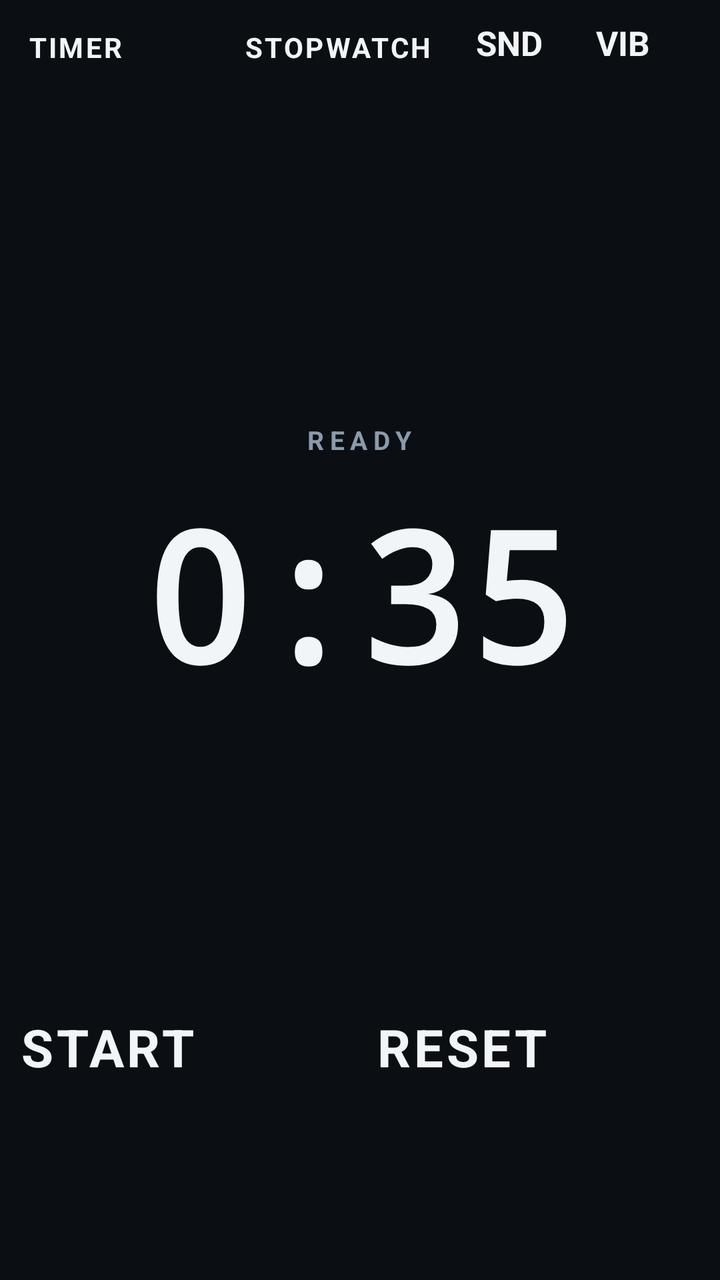
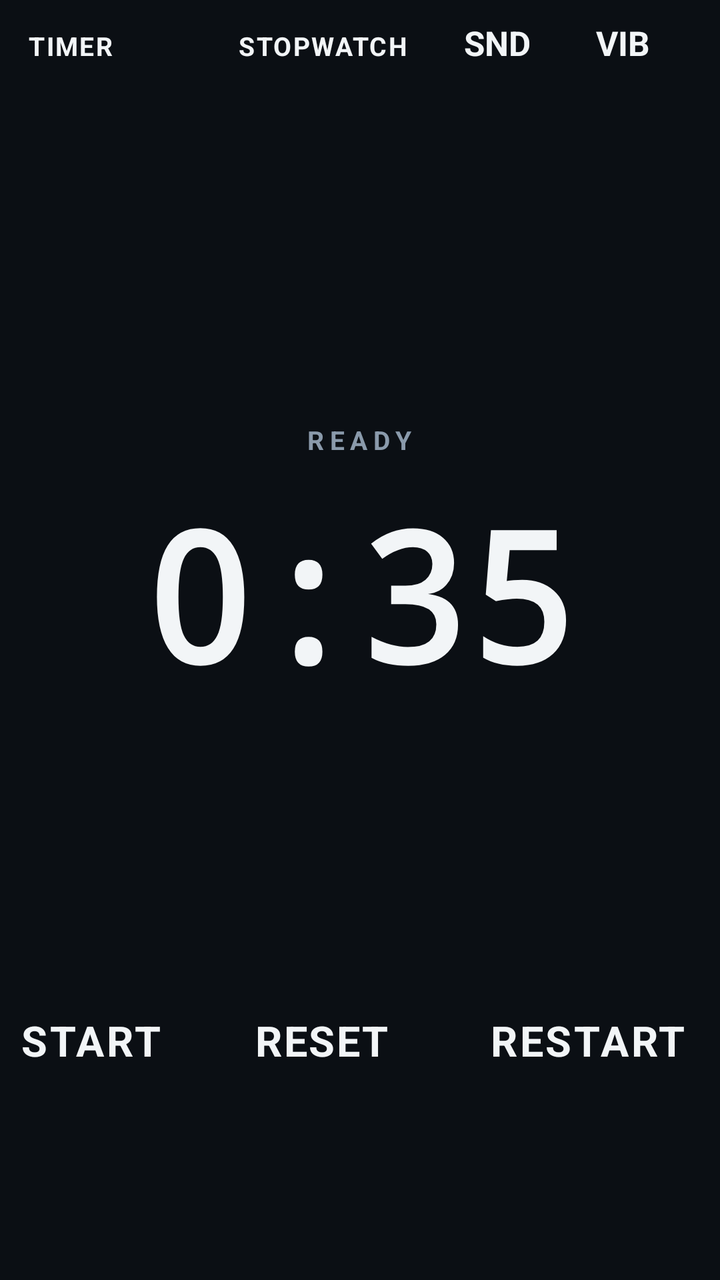

Compare the two renders of this Android layout. The source of the first and the diff that turns it into the second are given below.
<!-- AndroidManifest.xml: activity theme AppTheme -->
<!-- res/layout/activity_main.xml -->
<?xml version="1.0" encoding="utf-8"?>
<FrameLayout xmlns:android="http://schemas.android.com/apk/res/android"
    android:layout_width="match_parent"
    android:layout_height="match_parent"
    android:background="@color/bg"
    android:fitsSystemWindows="true">

    <LinearLayout
        android:layout_width="match_parent"
        android:layout_height="match_parent"
        android:orientation="vertical"
        android:padding="10dp">

        
        <LinearLayout
            android:layout_width="match_parent"
            android:layout_height="wrap_content"
            android:orientation="horizontal"
            android:gravity="center_vertical">

            <LinearLayout
                android:id="@+id/tabs"
                android:layout_width="0dp"
                android:layout_height="wrap_content"
                android:layout_weight="1"
                android:orientation="horizontal"
                android:padding="4dp">

                <Button
                    android:id="@+id/tabTimer"
                    android:layout_width="0dp"
                    android:layout_height="44dp"
                    android:layout_weight="1"
                    android:text="TIMER"
                    android:textSize="14sp"
                    android:textStyle="bold"
                    android:letterSpacing="0.08" />

                <Button
                    android:id="@+id/tabSw"
                    android:layout_width="0dp"
                    android:layout_height="44dp"
                    android:layout_weight="1"
                    android:layout_marginStart="4dp"
                    android:text="STOPWATCH"
                    android:textSize="14sp"
                    android:textStyle="bold"
                    android:letterSpacing="0.08" />
            </LinearLayout>

            <Button
                android:id="@+id/togSound"
                android:layout_width="52dp"
                android:layout_height="52dp"
                android:layout_marginStart="8dp"
                android:textSize="17sp"
                android:textStyle="bold"
                android:padding="0dp"
                android:text="SND" />

            <Button
                android:id="@+id/togVibe"
                android:layout_width="52dp"
                android:layout_height="52dp"
                android:layout_marginStart="8dp"
                android:textSize="17sp"
                android:textStyle="bold"
                android:padding="0dp"
                android:text="VIB" />
        </LinearLayout>

        
        <LinearLayout
            android:id="@+id/presetBox"
            android:layout_width="match_parent"
            android:layout_height="wrap_content"
            android:layout_marginTop="10dp"
            android:orientation="vertical" />

        
        <LinearLayout
            android:id="@+id/stage"
            android:layout_width="match_parent"
            android:layout_height="0dp"
            android:layout_weight="1"
            android:layout_marginTop="10dp"
            android:orientation="vertical"
            android:clipToOutline="true">

            <LinearLayout
                android:id="@+id/digitsBox"
                android:layout_width="match_parent"
                android:layout_height="0dp"
                android:layout_weight="1"
                android:orientation="vertical"
                android:gravity="center"
                android:paddingStart="10dp"
                android:paddingEnd="10dp">

                <TextView
                    android:id="@+id/stageLabel"
                    android:layout_width="wrap_content"
                    android:layout_height="wrap_content"
                    android:layout_marginBottom="8dp"
                    android:text="READY"
                    android:textColor="@color/dim"
                    android:textSize="13sp"
                    android:textStyle="bold"
                    android:letterSpacing="0.22" />

                <TextView
                    android:id="@+id/digits"
                    android:layout_width="match_parent"
                    android:layout_height="120dp"
                    android:gravity="center"
                    android:maxLines="1"
                    android:text="0:35"
                    android:textColor="@color/text"
                    android:textStyle="bold"
                    android:fontFamily="monospace"
                    android:autoSizeTextType="uniform"
                    android:autoSizeMinTextSize="26sp"
                    android:autoSizeMaxTextSize="@dimen/digits_max"
                    android:autoSizeStepGranularity="1sp" />
            </LinearLayout>

            <ScrollView
                android:id="@+id/lapsScroll"
                android:layout_width="match_parent"
                android:layout_height="0dp"
                android:visibility="gone">

                <LinearLayout
                    android:id="@+id/lapsBox"
                    android:layout_width="match_parent"
                    android:layout_height="wrap_content"
                    android:orientation="vertical" />
            </ScrollView>

            <FrameLayout
                android:id="@+id/barTrack"
                android:layout_width="match_parent"
                android:layout_height="8dp">

                <View
                    android:id="@+id/barFill"
                    android:layout_width="match_parent"
                    android:layout_height="match_parent" />
            </FrameLayout>
        </LinearLayout>

        
        <LinearLayout
            android:layout_width="match_parent"
            android:layout_height="wrap_content"
            android:layout_marginTop="12dp"
            android:orientation="horizontal">

            <Button
                android:id="@+id/btnGo"
                android:layout_width="0dp"
                android:layout_height="@dimen/btn_h"
                android:layout_weight="1"
                android:text="START"
                android:textSize="26sp"
                android:textStyle="bold"
                android:letterSpacing="0.06" />

            <Button
                android:id="@+id/btnAlt"
                android:layout_width="0dp"
                android:layout_height="@dimen/btn_h"
                android:layout_weight="1"
                android:layout_marginStart="16dp"
                android:text="RESET"
                android:textSize="26sp"
                android:textStyle="bold"
                android:letterSpacing="0.06" />
        </LinearLayout>
    </LinearLayout>

    
    <LinearLayout
        android:id="@+id/padOverlay"
        android:layout_width="match_parent"
        android:layout_height="match_parent"
        android:orientation="vertical"
        android:padding="14dp"
        android:visibility="gone"
        android:clickable="true"
        android:focusable="true"
        android:fitsSystemWindows="true">

        <TextView
            android:layout_width="match_parent"
            android:layout_height="wrap_content"
            android:gravity="center"
            android:text="CUSTOM  ·  MIN : SEC"
            android:textColor="@color/dim"
            android:textSize="13sp"
            android:textStyle="bold"
            android:letterSpacing="0.22" />

        <TextView
            android:id="@+id/padVal"
            android:layout_width="match_parent"
            android:layout_height="wrap_content"
            android:layout_marginTop="10dp"
            android:layout_marginBottom="10dp"
            android:gravity="center"
            android:maxLines="1"
            android:text="00:00"
            android:textColor="@color/text"
            android:textSize="58sp"
            android:textStyle="bold"
            android:fontFamily="monospace" />

        <LinearLayout
            android:id="@+id/padKeys"
            android:layout_width="match_parent"
            android:layout_height="0dp"
            android:layout_weight="1"
            android:orientation="vertical" />

        <LinearLayout
            android:layout_width="match_parent"
            android:layout_height="wrap_content"
            android:layout_marginTop="12dp"
            android:orientation="horizontal">

            <Button
                android:id="@+id/padCancel"
                android:layout_width="0dp"
                android:layout_height="@dimen/pad_btn_h"
                android:layout_weight="1"
                android:text="CANCEL"
                android:textSize="19sp"
                android:textStyle="bold" />

            <Button
                android:id="@+id/padSet"
                android:layout_width="0dp"
                android:layout_height="@dimen/pad_btn_h"
                android:layout_weight="1.4"
                android:layout_marginStart="12dp"
                android:text="SET &amp; START"
                android:textSize="19sp"
                android:textStyle="bold" />
        </LinearLayout>
    </LinearLayout>
</FrameLayout>
<!-- resources referenced by this layout -->
<resources>
  <color name="bg">#FF0B0F14</color>
  <color name="dim">#FF8A9AAB</color>
  <color name="text">#FFF2F5F7</color>
  <dimen name="btn_h">124dp</dimen>
  <dimen name="digits_max">190sp</dimen>
  <dimen name="pad_btn_h">72dp</dimen>
  <style name="AppTheme" parent="@android:style/Theme.Material.NoActionBar">
          <item name="android:windowBackground">@color/bg</item>
          <item name="android:statusBarColor">@color/bg</item>
          <item name="android:navigationBarColor">@color/bg</item>
          <item name="android:colorBackground">@color/bg</item>
          <item name="android:textColor">@color/text</item>
          <item name="android:windowLightStatusBar">false</item>
      </style>
</resources>

<!-- the commit's change to res/layout/activity_main.xml (unified diff, before → after) -->
@@ -32,9 +32,14 @@
                     android:layout_height="44dp"
                     android:layout_weight="1"
                     android:text="TIMER"
-                    android:textSize="14sp"
-                    android:textStyle="bold"
-                    android:letterSpacing="0.08" />
+                    android:textSize="13sp"
+                    android:textStyle="bold"
+                    android:maxLines="1"
+                    android:letterSpacing="0.06"
+                    android:autoSizeTextType="uniform"
+                    android:autoSizeMinTextSize="9sp"
+                    android:autoSizeMaxTextSize="13sp"
+                    android:autoSizeStepGranularity="1sp" />
 
                 <Button
                     android:id="@+id/tabSw"
@@ -43,14 +48,19 @@
                     android:layout_weight="1"
                     android:layout_marginStart="4dp"
                     android:text="STOPWATCH"
-                    android:textSize="14sp"
-                    android:textStyle="bold"
-                    android:letterSpacing="0.08" />
+                    android:textSize="13sp"
+                    android:textStyle="bold"
+                    android:maxLines="1"
+                    android:letterSpacing="0.06"
+                    android:autoSizeTextType="uniform"
+                    android:autoSizeMinTextSize="9sp"
+                    android:autoSizeMaxTextSize="13sp"
+                    android:autoSizeStepGranularity="1sp" />
             </LinearLayout>
 
             <Button
                 android:id="@+id/togSound"
-                android:layout_width="52dp"
+                android:layout_width="58dp"
                 android:layout_height="52dp"
                 android:layout_marginStart="8dp"
                 android:textSize="17sp"
@@ -162,18 +172,29 @@
                 android:layout_height="@dimen/btn_h"
                 android:layout_weight="1"
                 android:text="START"
-                android:textSize="26sp"
+                android:textSize="21sp"
                 android:textStyle="bold"
                 android:letterSpacing="0.06" />
 
             <Button
+                android:id="@+id/btnMid"
+                android:layout_width="0dp"
+                android:layout_height="@dimen/btn_h"
+                android:layout_weight="1"
+                android:layout_marginStart="12dp"
+                android:text="RESET"
+                android:textSize="21sp"
+                android:textStyle="bold"
+                android:letterSpacing="0.04" />
+
+            <Button
                 android:id="@+id/btnAlt"
                 android:layout_width="0dp"
                 android:layout_height="@dimen/btn_h"
                 android:layout_weight="1"
-                android:layout_marginStart="16dp"
-                android:text="RESET"
-                android:textSize="26sp"
+                android:layout_marginStart="12dp"
+                android:text="RESTART"
+                android:textSize="21sp"
                 android:textStyle="bold"
                 android:letterSpacing="0.06" />
         </LinearLayout>
